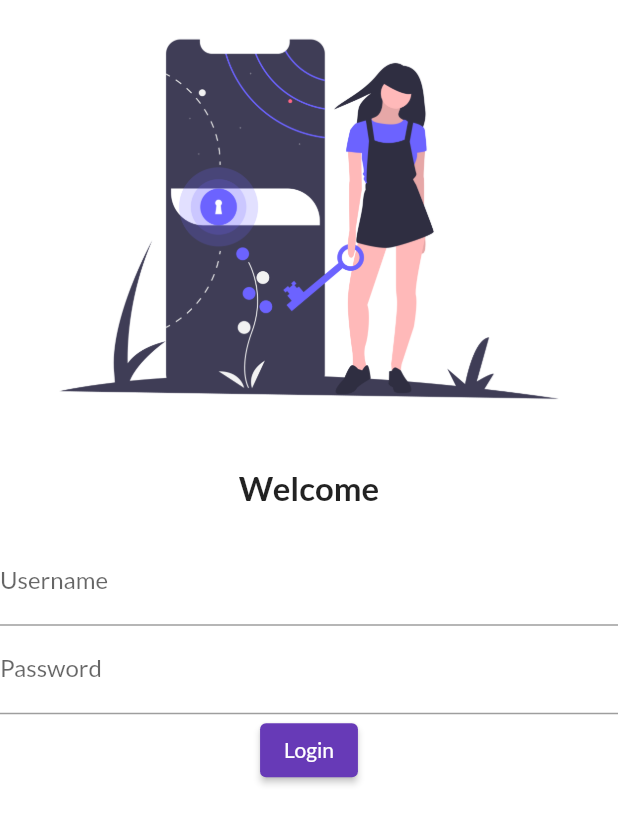
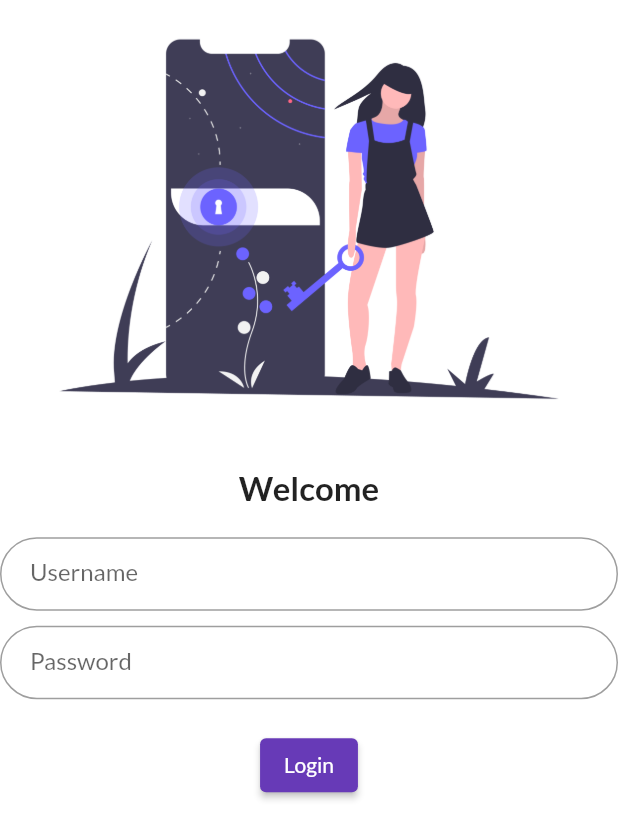
Before and after one commit to akshayhallagade/flutter_catalog, a Flutter app: the screen it shows after launch, on a phone screen of 412 x 824 dp. Shown: the top 839 px of the screen. Run offline on Flutter 3.47's test engine with Material 2 defaults, Android fonts, the phone set to English and light mode, and no system bars; our stand-ins replace google_fonts.

Commit message:
imroved UI

```diff
--- a/lib/pages/login_page.dart
+++ b/lib/pages/login_page.dart
@@ -7,6 +7,7 @@ class LoginPage extends StatelessWidget {
   Widget build(BuildContext context) {
     return Material(
       color: Colors.white,
+      child: Center(
         child: Column(
           children: [
             Image.asset("assests/images/login.png"),
@@ -25,12 +26,28 @@ class LoginPage extends StatelessWidget {
             ),
             TextFormField(
               decoration: InputDecoration(
-                hintText: "Enter Username", labelText: "Username"),
+                hintText: "Enter Username",
+                labelText: "Username",
+                contentPadding: EdgeInsets.fromLTRB(20, 10, 10, 20),
+                border: OutlineInputBorder(
+                    borderRadius: BorderRadius.circular(32.0)),
+              ),
+            ),
+            SizedBox(
+              height: 10.0,
             ),
             TextFormField(
               obscureText: true,
               decoration: InputDecoration(
-                hintText: "Enter Password", labelText: "Password"),
+                hintText: "Enter Password",
+                labelText: "Password",
+                contentPadding: EdgeInsets.fromLTRB(20, 10, 10, 20),
+                border: OutlineInputBorder(
+                    borderRadius: BorderRadius.circular(32.0)),
+              ),
+            ),
+            SizedBox(
+              height: 20.0,
             ),
             ElevatedButton(
               child: Text("Login"),
@@ -43,6 +60,7 @@ class LoginPage extends StatelessWidget {
             )
           ],
         ),
+      ),
     );
   }
 }
```
Lines whose indentation alone changed are shown as unchanged.
